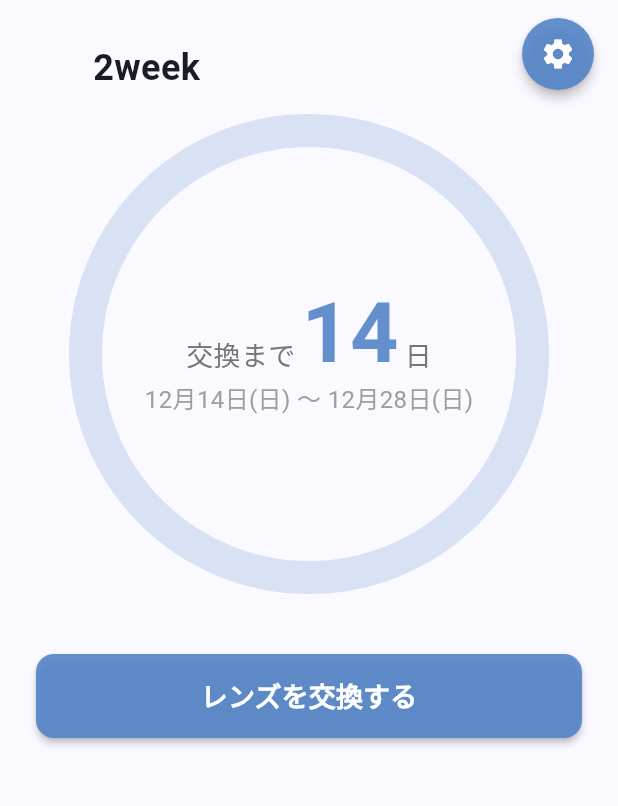
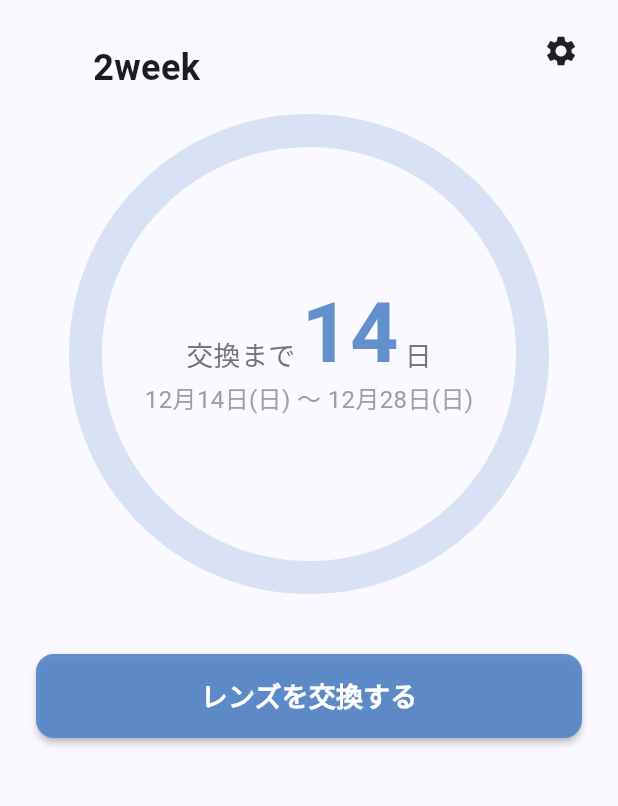
Before and after one commit to N-plus/contact_lens_management, a Flutter app: the screen it shows after launch, after a tap on "今回はしない", on a phone screen of 412 x 824 dp, the part 84-890 px from its top. Run offline on Flutter 3.47's test engine with Material 3 defaults, Android fonts, the phone set to English and light mode, and no system bars; our stand-ins replace audioplayers, flutter_local_notifications, shared_preferences, timezone.

Commit message:
Fix Home scroll behavior and settings button style

```diff
--- a/lib/main.dart
+++ b/lib/main.dart
@@ -825,6 +825,8 @@ class HomeScreen extends StatefulWidget {
 
 class _HomeScreenState extends State<HomeScreen> {
   late final AudioPlayer _audioPlayer;
+  late final ScrollController _scrollController;
+  bool _allowScroll = false;
 
   static const Color overdueColor = Color(0xE5BB5858);
 
@@ -832,12 +834,29 @@ class _HomeScreenState extends State<HomeScreen> {
   void initState() {
     super.initState();
     _audioPlayer = AudioPlayer();
+    _scrollController = ScrollController();
   }
 
   @override
   void dispose() {
+    _scrollController.dispose();
     _audioPlayer.dispose();
     super.dispose();
+  }
+
+  void _updateScrollability() {
+    WidgetsBinding.instance.addPostFrameCallback((_) {
+      if (!mounted || !_scrollController.hasClients) {
+        return;
+      }
+
+      final shouldAllowScroll = _scrollController.position.maxScrollExtent > 0;
+      if (_allowScroll != shouldAllowScroll) {
+        setState(() {
+          _allowScroll = shouldAllowScroll;
+        });
+      }
+    });
   }
 
   @override
@@ -861,6 +880,8 @@ class _HomeScreenState extends State<HomeScreen> {
     final hasSecondProfile = state.hasSecondProfile;
     final inventoryCount = state.inventoryCount;
 
+    _updateScrollability();
+
     return Scaffold(
       appBar: AppBar(
         title: const Text('コンタクト交換管理'),
@@ -874,6 +895,10 @@ class _HomeScreenState extends State<HomeScreen> {
             LayoutBuilder(
               builder: (context, constraints) {
                 return SingleChildScrollView(
+                  controller: _scrollController,
+                  physics: _allowScroll
+                      ? const BouncingScrollPhysics()
+                      : const NeverScrollableScrollPhysics(),
                   padding: const EdgeInsets.fromLTRB(24, 16, 24, 24),
                   child: ConstrainedBox(
                     constraints: BoxConstraints(minHeight: constraints.maxHeight),
@@ -1132,15 +1157,14 @@ class _HomeScreenState extends State<HomeScreen> {
               },
             ),
             Positioned(
-              top: 12,
-              right: 16,
+              top: 10,
+              right: 14,
               child: SafeArea(
-                child: Material(
-                  color: themeColor,
-                  shape: const CircleBorder(),
-                  elevation: 3,
                 child: IconButton(
-                    icon: const Icon(Icons.settings, color: Colors.white),
+                  icon: const Icon(
+                    Icons.settings,
+                    color: Colors.black87,
+                  ),
                   onPressed: () {
                     Navigator.of(context).push(
                       MaterialPageRoute<void>(
@@ -1148,7 +1172,6 @@ class _HomeScreenState extends State<HomeScreen> {
                       ),
                     );
                   },
-                  ),
                 ),
               ),
             ),
```
Lines whose indentation alone changed are shown as unchanged.
